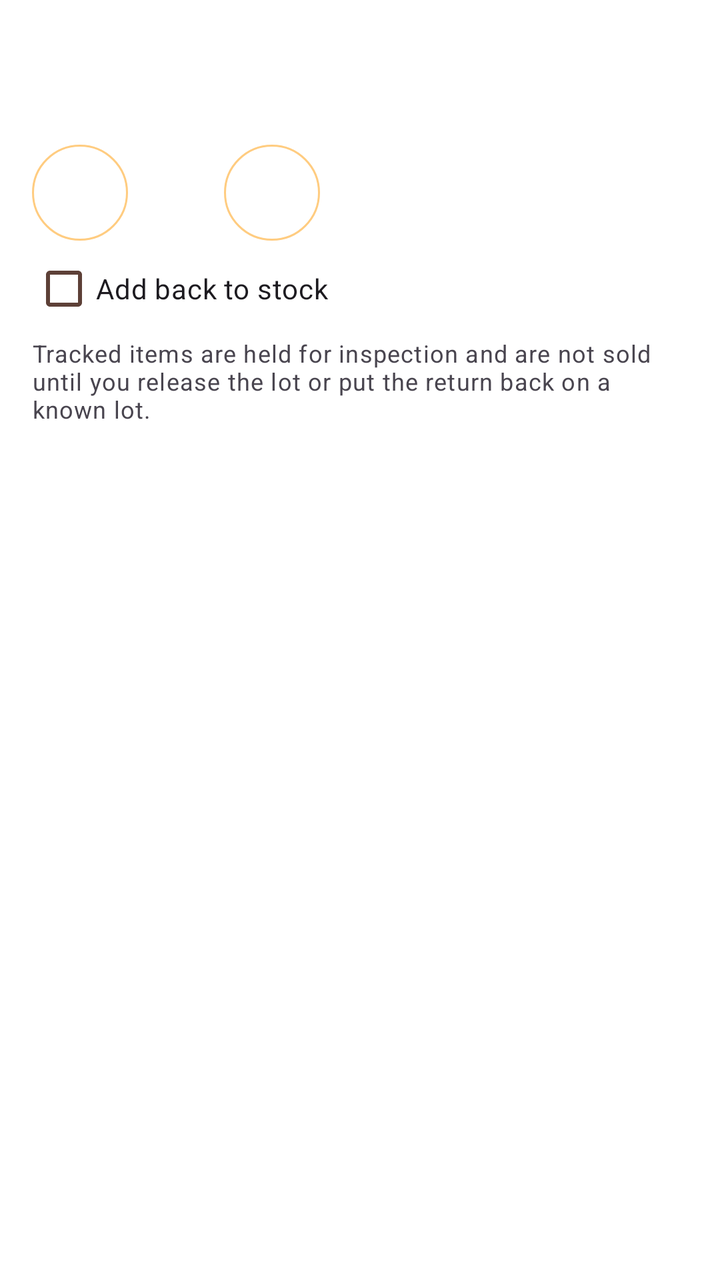
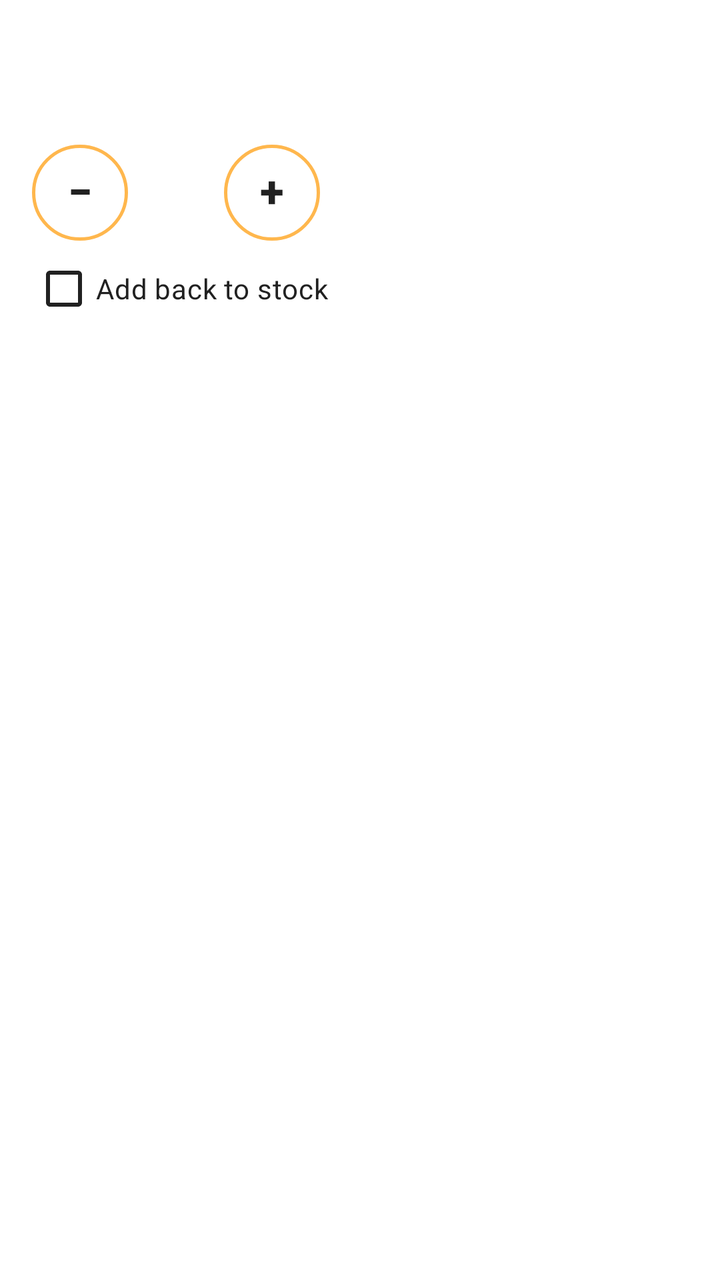

Before-and-after screenshots of an Android layout around one commit, followed by the original layout XML and the change that was made.
<!-- AndroidManifest.xml: application theme Theme.VikrSaathi -->
<!-- res/layout/item_return_line.xml -->
<?xml version="1.0" encoding="utf-8"?>
<LinearLayout xmlns:android="http://schemas.android.com/apk/res/android"
    android:layout_width="match_parent"
    android:layout_height="wrap_content"
    android:layout_marginTop="8dp"
    android:background="@color/surface_card"
    android:orientation="vertical"
    android:padding="16dp">

    <TextView
        android:id="@+id/textLineName"
        android:layout_width="match_parent"
        android:layout_height="wrap_content"
        android:textAppearance="?attr/textAppearanceTitleSmall"
        android:textColor="@color/text_primary_dark"
        android:textStyle="bold" />

    <TextView
        android:id="@+id/textLineMeta"
        android:layout_width="match_parent"
        android:layout_height="wrap_content"
        android:layout_marginTop="2dp"
        android:textColor="@color/text_secondary_dark"
        android:textSize="13sp" />

    <TextView
        android:id="@+id/textLinePrice"
        android:layout_width="match_parent"
        android:layout_height="wrap_content"
        android:textColor="@color/text_secondary_dark"
        android:textSize="13sp" />

    <LinearLayout
        android:layout_width="match_parent"
        android:layout_height="wrap_content"
        android:gravity="center_vertical"
        android:orientation="horizontal">

        <com.google.android.material.button.MaterialButton
            android:id="@+id/buttonQtyMinus"
            style="@style/VikrSaathiOutlinedButton"
            android:layout_width="48dp"
            android:layout_height="48dp"
            android:insetTop="0dp"
            android:insetBottom="0dp"
            android:text="-" />

        <TextView
            android:id="@+id/textLineQty"
            android:layout_width="48dp"
            android:layout_height="wrap_content"
            android:gravity="center"
            android:textAppearance="?attr/textAppearanceTitleMedium" />

        <com.google.android.material.button.MaterialButton
            android:id="@+id/buttonQtyPlus"
            style="@style/VikrSaathiOutlinedButton"
            android:layout_width="48dp"
            android:layout_height="48dp"
            android:insetTop="0dp"
            android:insetBottom="0dp"
            android:text="+" />

        <TextView
            android:id="@+id/textLinePortion"
            android:layout_width="0dp"
            android:layout_height="wrap_content"
            android:layout_weight="1"
            android:gravity="end"
            android:textColor="@color/text_primary_dark" />
    </LinearLayout>

    <CheckBox
        android:id="@+id/checkRestock"
        android:layout_width="match_parent"
        android:layout_height="wrap_content"
        android:minHeight="48dp"
        android:text="@string/return_add_back" />

    <TextView
        android:layout_width="match_parent"
        android:layout_height="wrap_content"
        android:text="@string/return_quarantine_help"
        android:textAppearance="?attr/textAppearanceBodySmall"
        android:textColor="?android:attr/textColorSecondary" />
</LinearLayout>
<!-- resources referenced by this layout -->
<resources>
  <color name="surface_card">#FFFFFF</color>
  <color name="text_primary_dark">#212121</color>
  <color name="text_secondary_dark">#5D4037</color>
  <string name="return_add_back">Add back to stock</string>
  <string name="return_quarantine_help">Tracked items are held for inspection and are not sold until you release the lot or put the return back on a known lot.</string>
  <style name="VikrSaathiOutlinedButton" parent="Widget.Material3.Button.OutlinedButton">
          <item name="android:textColor">@color/button_outlined_text</item>
          <item name="strokeColor">@color/button_outlined_stroke</item>
      </style>
  <color name="orange_primary">#F57C00</color>
  <color name="orange_primary_dark">#E65100</color>
  <color name="orange_on_primary">#FFFFFF</color>
  <color name="orange_accent">#FFB74D</color>
  <color name="orange_700">#F57C00</color>
  <color name="black">#FF000000</color>
  <color name="orange_100">#FFE0B2</color>
  <color name="orange_900">#E65100</color>
  <color name="orange_surface">#FFF8F0</color>
  <color name="stroke_default">@color/orange_200</color>
  <color name="stroke_subtle">@color/orange_100</color>
  <style name="VikrSaathiSwitch" parent="Widget.Material3.CompoundButton.MaterialSwitch">
          <item name="thumbTint">@color/switch_thumb_tint</item>
          <item name="trackTint">@color/switch_track_tint</item>
          <item name="trackDecorationTint">@color/switch_track_decoration_tint</item>
      </style>
  <color name="orange_200">#FFCC80</color>
  <!-- unchanged entries left out for length: 1 -->
</resources>

<!-- the commit's change to res/layout/item_return_line.xml (unified diff, before → after) -->
@@ -1,5 +1,6 @@
 <?xml version="1.0" encoding="utf-8"?>
 <LinearLayout xmlns:android="http://schemas.android.com/apk/res/android"
+    xmlns:app="http://schemas.android.com/apk/res-auto"
     android:layout_width="match_parent"
     android:layout_height="wrap_content"
     android:layout_marginTop="8dp"
@@ -38,27 +39,34 @@
 
         <com.google.android.material.button.MaterialButton
             android:id="@+id/buttonQtyMinus"
-            style="@style/VikrSaathiOutlinedButton"
+            style="@style/VikrSaathiStepperButton"
             android:layout_width="48dp"
             android:layout_height="48dp"
-            android:insetTop="0dp"
-            android:insetBottom="0dp"
-            android:text="-" />
+            android:contentDescription="@string/return_qty_decrease"
+            android:insetLeft="0dp"
+            android:insetRight="0dp"
+            android:paddingStart="0dp"
+            android:paddingEnd="0dp"
+            android:text="−" />
 
         <TextView
             android:id="@+id/textLineQty"
             android:layout_width="48dp"
             android:layout_height="wrap_content"
             android:gravity="center"
+            android:textColor="@color/text_primary_dark"
             android:textAppearance="?attr/textAppearanceTitleMedium" />
 
         <com.google.android.material.button.MaterialButton
             android:id="@+id/buttonQtyPlus"
-            style="@style/VikrSaathiOutlinedButton"
+            style="@style/VikrSaathiStepperButton"
             android:layout_width="48dp"
             android:layout_height="48dp"
-            android:insetTop="0dp"
-            android:insetBottom="0dp"
+            android:contentDescription="@string/return_qty_increase"
+            android:insetLeft="0dp"
+            android:insetRight="0dp"
+            android:paddingStart="0dp"
+            android:paddingEnd="0dp"
             android:text="+" />
 
         <TextView
@@ -70,17 +78,22 @@
             android:textColor="@color/text_primary_dark" />
     </LinearLayout>
 
-    <CheckBox
+    <com.google.android.material.checkbox.MaterialCheckBox
         android:id="@+id/checkRestock"
         android:layout_width="match_parent"
         android:layout_height="wrap_content"
         android:minHeight="48dp"
-        android:text="@string/return_add_back" />
+        android:text="@string/return_add_back"
+        android:textColor="@color/text_primary_dark"
+        app:buttonIconTint="@color/white"
+        app:buttonTint="@color/return_checkbox_tint" />
 
     <TextView
+        android:id="@+id/textQuarantine"
         android:layout_width="match_parent"
         android:layout_height="wrap_content"
         android:text="@string/return_quarantine_help"
         android:textAppearance="?attr/textAppearanceBodySmall"
-        android:textColor="?android:attr/textColorSecondary" />
+        android:textColor="@color/text_secondary_dark"
+        android:visibility="gone" />
 </LinearLayout>
<!-- resource entries referenced after the edit -->
@@ -3,12 +3,36 @@
   <color name="surface_card">#FFFFFF</color>
   <color name="text_primary_dark">#212121</color>
   <color name="text_secondary_dark">#5D4037</color>
+  <color name="white">#FFFFFFFF</color>
   <string name="return_add_back">Add back to stock</string>
-  <string name="return_quarantine_help">Tracked items are held for inspection and are not sold until you release the lot or put the return back on a known lot.</string>
+  <string name="return_qty_decrease">Decrease quantity</string>
+  <string name="return_qty_increase">Increase quantity</string>
+  <string name="return_quarantine_help">Tracked returns are held for inspection before they can be sold.</string>
+  <style name="VikrSaathiStepperButton" parent="Widget.Material3.Button.OutlinedButton">
+          <item name="android:minWidth">48dp</item>
+          <item name="android:minHeight">48dp</item>
+          <item name="android:insetTop">0dp</item>
+          <item name="android:insetBottom">0dp</item>
+          <item name="android:insetLeft">0dp</item>
+          <item name="android:insetRight">0dp</item>
+          <item name="android:padding">0dp</item>
+          <item name="android:gravity">center</item>
+          <item name="android:includeFontPadding">false</item>
+          <item name="android:textAllCaps">false</item>
+          <item name="android:textColor">@color/text_primary_dark</item>
+          <item name="android:textSize">22sp</item>
+          <item name="android:textStyle">bold</item>
+          <item name="strokeColor">@color/stroke_button</item>
+          <item name="strokeWidth">1.5dp</item>
+          <item name="cornerRadius">24dp</item>
+          <item name="iconPadding">0dp</item>
+      </style>
+  <color name="stroke_button">@color/orange_300</color>
   <style name="VikrSaathiOutlinedButton" parent="Widget.Material3.Button.OutlinedButton">
           <item name="android:textColor">@color/button_outlined_text</item>
           <item name="strokeColor">@color/button_outlined_stroke</item>
       </style>
+  <color name="orange_300">#FFB74D</color>
   <color name="orange_primary">#F57C00</color>
   <color name="orange_primary_dark">#E65100</color>
   <color name="orange_on_primary">#FFFFFF</color>
